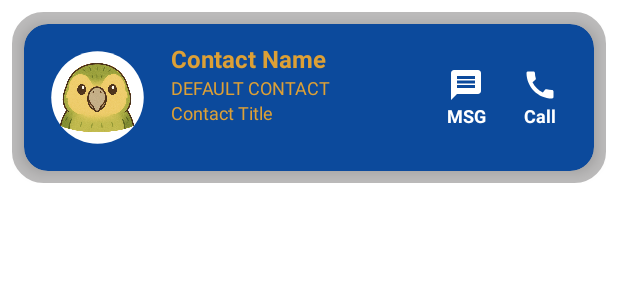
After one commit to prabhdeep101/QuickResponseApp, an Android app: the layout item_contact.xml on its own in the app's theme, with its tools: preview values and no code run, on a phone screen of 412 x 824 dp. The commit adds this screen. Shown: the top 300 px of the screen. Run offline under Robolectric (Android 15) with nearby library versions, the phone set to English and light mode, and no system bars.

Commit message:
Contacts

```diff
--- /dev/null
+++ b/app/src/main/res/drawable/card_border.xml
@@ -0,0 +1,9 @@
+<?xml version="1.0" encoding="utf-8"?>
+<shape xmlns:android="http://schemas.android.com/apk/res/android"
+    android:shape="rectangle">
+
+    <solid android:color="@android:color/transparent"/>
+    <stroke android:color="#BCBBBB" android:width="10dp"/>
+    <corners android:radius="16dp"/>
+
+</shape>
--- /dev/null
+++ b/app/src/main/res/drawable/ic_message.xml
@@ -0,0 +1,5 @@
+<vector android:autoMirrored="true" android:height="24dp"
+    android:tint="#FFFFFF" android:viewportHeight="24"
+    android:viewportWidth="24" android:width="24dp" xmlns:android="http://schemas.android.com/apk/res/android">
+    <path android:fillColor="@android:color/white" android:pathData="M20,2L4,2c-1.1,0 -1.99,0.9 -1.99,2L2,22l4,-4h14c1.1,0 2,-0.9 2,-2L22,4c0,-1.1 -0.9,-2 -2,-2zM18,14L6,14v-2h12v2zM18,11L6,11L6,9h12v2zM18,8L6,8L6,6h12v2z"/>
+</vector>
--- /dev/null
+++ b/app/src/main/res/drawable/ic_phone.xml
@@ -0,0 +1,5 @@
+<vector android:height="24dp" android:tint="#FFFFFF"
+    android:viewportHeight="24" android:viewportWidth="24"
+    android:width="24dp" xmlns:android="http://schemas.android.com/apk/res/android">
+    <path android:fillColor="@android:color/white" android:pathData="M20.01,15.38c-1.23,0 -2.42,-0.2 -3.53,-0.56 -0.35,-0.12 -0.74,-0.03 -1.01,0.24l-1.57,1.97c-2.83,-1.35 -5.48,-3.9 -6.89,-6.83l1.95,-1.66c0.27,-0.28 0.35,-0.67 0.24,-1.02 -0.37,-1.11 -0.56,-2.3 -0.56,-3.53 0,-0.54 -0.45,-0.99 -0.99,-0.99H4.19C3.65,3 3,3.24 3,3.99 3,13.28 10.73,21 20.01,21c0.71,0 0.99,-0.63 0.99,-1.18v-3.45c0,-0.54 -0.45,-0.99 -0.99,-0.99z"/>
+</vector>
--- /dev/null
+++ b/app/src/main/res/drawable/ic_round_bg.xml
@@ -0,0 +1,5 @@
+<vector android:height="65dp" android:tint="#FFFFFF"
+    android:viewportHeight="24" android:viewportWidth="24"
+    android:width="65dp" xmlns:android="http://schemas.android.com/apk/res/android">
+    <path android:fillColor="@android:color/white" android:pathData="M12,2C6.47,2 2,6.47 2,12s4.47,10 10,10 10,-4.47 10,-10S17.53,2 12,2z"/>
+</vector>
--- a/app/src/main/res/layout/fragment_contacts.xml
+++ b/app/src/main/res/layout/fragment_contacts.xml
@@ -2,6 +2,7 @@
 <androidx.coordinatorlayout.widget.CoordinatorLayout xmlns:android="http://schemas.android.com/apk/res/android"
     android:layout_width="match_parent"
     android:layout_height="match_parent"
+    android:background="@drawable/backgroundphoto"
     xmlns:tools="http://schemas.android.com/tools"
     xmlns:app="http://schemas.android.com/apk/res-auto">
 
--- /dev/null
+++ b/app/src/main/res/layout/item_contact.xml
@@ -0,0 +1,132 @@
+<?xml version="1.0" encoding="utf-8"?>
+<FrameLayout xmlns:android="http://schemas.android.com/apk/res/android"
+    xmlns:app="http://schemas.android.com/apk/res-auto"
+    xmlns:tools="http://schemas.android.com/tools"
+    android:layout_width="match_parent"
+    android:layout_height="wrap_content"
+    android:layout_margin="8dp"
+    android:background="@drawable/card_border">
+
+    <androidx.cardview.widget.CardView
+        android:layout_width="match_parent"
+        android:layout_height="wrap_content"
+        android:layout_margin="8dp"
+        app:cardBackgroundColor="@color/DarkBlue"
+        app:cardCornerRadius="16dp"
+        app:cardElevation="6dp">
+
+        <RelativeLayout
+            android:layout_width="match_parent"
+            android:layout_height="wrap_content"
+            android:padding="12dp">
+
+            <!-- Profile picture background -->
+            <FrameLayout
+                android:id="@+id/profile_background"
+                android:layout_width="74dp"
+                android:layout_height="74dp"
+                android:layout_alignParentStart="true"
+                android:layout_centerVertical="true"
+                android:background="@drawable/ic_round_bg">
+
+                <!-- Placeholder for profile picture -->
+                <ImageView
+                    android:id="@+id/image_profile"
+                    android:layout_width="64dp"
+                    android:layout_height="64dp"
+                    android:layout_gravity="center"
+                    android:scaleType="centerCrop"
+                    android:src="@drawable/kaurihead" />
+
+            </FrameLayout>
+
+
+            <!-- Contact Name -->
+            <TextView
+                android:id="@+id/contact_name"
+                android:layout_width="wrap_content"
+                android:layout_height="wrap_content"
+                android:layout_marginStart="12dp"
+                android:layout_toEndOf="@id/profile_background"
+                android:text="Contact Name"
+                android:textColor="@color/mustard"
+                android:textSize="16sp"
+                android:textStyle="bold" />
+
+            <!-- Default label -->
+            <TextView
+                android:id="@+id/contact_default"
+                android:layout_width="wrap_content"
+                android:layout_height="wrap_content"
+                android:layout_below="@id/contact_name"
+                android:layout_alignStart="@id/contact_name"
+                android:text="DEFAULT CONTACT"
+                android:textColor="@color/mustard"
+                android:textSize="12sp" />
+
+            <!-- Contact Relationship -->
+            <TextView
+                android:id="@+id/text_title"
+                android:layout_width="wrap_content"
+                android:layout_height="wrap_content"
+                android:layout_below="@id/contact_default"
+                android:layout_alignStart="@id/contact_name"
+                android:text="Contact Title"
+                android:textColor="@color/mustard"
+                android:textSize="12sp" />
+
+            <!-- MSG icon -->
+            <LinearLayout
+                android:id="@+id/btn_msg"
+                android:layout_width="wrap_content"
+                android:layout_height="wrap_content"
+                android:layout_alignParentEnd="true"
+                android:layout_centerVertical="true"
+                android:layout_marginEnd="60dp"
+                android:gravity="center"
+                android:orientation="vertical">
+
+                <ImageView
+                    android:layout_width="24dp"
+                    android:layout_height="24dp"
+                    android:src="@drawable/ic_message"
+                    app:tint="@android:color/white" />
+
+                <TextView
+                    android:layout_width="wrap_content"
+                    android:layout_height="wrap_content"
+                    android:text="MSG"
+                    android:textStyle="bold"
+                    android:textColor="@android:color/white"
+                    android:textSize="12sp" />
+            </LinearLayout>
+
+            <!-- Call icon -->
+            <LinearLayout
+                android:id="@+id/btn_call"
+                android:layout_width="wrap_content"
+                android:layout_height="wrap_content"
+                android:layout_alignParentEnd="true"
+                android:layout_centerVertical="true"
+                android:layout_marginEnd="12dp"
+                android:gravity="center"
+                android:orientation="vertical">
+
+                <ImageView
+                    android:layout_width="24dp"
+                    android:layout_height="24dp"
+                    android:src="@drawable/ic_phone"
+                    app:tint="@android:color/white" />
+
+                <TextView
+                    android:layout_width="wrap_content"
+                    android:layout_height="wrap_content"
+                    android:text="Call"
+                    android:textColor="@android:color/white"
+                    android:textSize="12sp"
+                    android:textStyle="bold" />
+            </LinearLayout>
+        </RelativeLayout>
+
+    </androidx.cardview.widget.CardView>
+</FrameLayout>
--- a/app/src/main/res/values/colors.xml
+++ b/app/src/main/res/values/colors.xml
@@ -7,6 +7,7 @@
     <color name="teal_700">#FF018786</color>
     <color name="black">#FF000000</color>
     <color name="white">#FFFFFFFF</color>
-    <color name="Mustard">#DDA036</color>
+    <color name="mustard">#DDA036</color>
     <color name="DarkBlue">#0C4A9C</color>
+    <color name="LightGrey">#BCBBBB</color>
 </resources>
```
